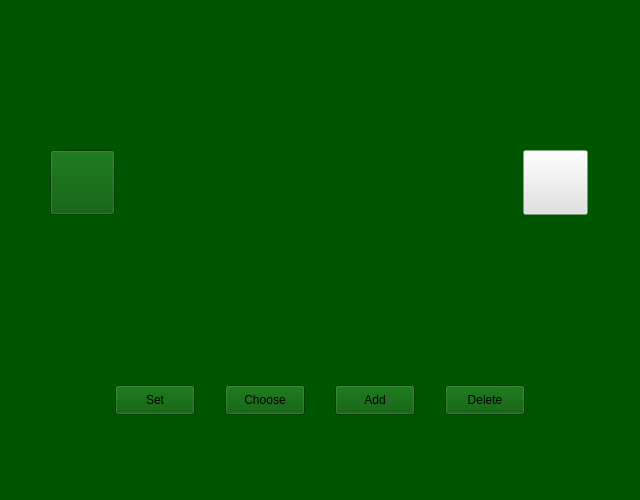
The window that standarttab.ui (YahodaVitalii/WallpaperSwapper) describes before a commit, drawn with Qt 5.
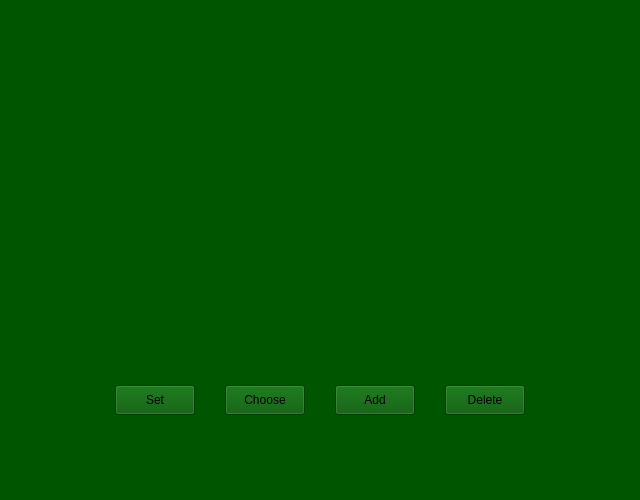
The same window after the commit.

Commit message: add Slider class and child class and set into view widgets

The edit to the form file:
```diff
--- a/standarttab.ui
+++ b/standarttab.ui
@@ -132,54 +132,6 @@
      <property name="styleSheet">
       <string notr="true"/>
      </property>
-     <widget class="QLabel" name="SliderImage">
-      <property name="geometry">
-       <rect>
-        <x>0</x>
-        <y>10</y>
-        <width>500</width>
-        <height>280</height>
-       </rect>
-      </property>
-      <property name="text">
-       <string/>
-      </property>
-     </widget>
-    </widget>
-    <widget class="QPushButton" name="SliderLeftArrow">
-     <property name="geometry">
-      <rect>
-       <x>0</x>
-       <y>120</y>
-       <width>65</width>
-       <height>65</height>
-      </rect>
-     </property>
-     <property name="text">
-      <string/>
-     </property>
-    </widget>
-    <widget class="QPushButton" name="SliderRightArrow">
-     <property name="geometry">
-      <rect>
-       <x>473</x>
-       <y>120</y>
-       <width>65</width>
-       <height>65</height>
-      </rect>
-     </property>
-     <property name="styleSheet">
-      <string notr="true">QPushButton#SliderRightArrow{
-          background-color: rgba(225, 225, 225,0);
-}
-QPushButton#SliderRightArrow::hover{
-          background-color: rgba(225, 225, 225,40);
-}
-</string>
-     </property>
-     <property name="text">
-      <string/>
-     </property>
     </widget>
    </widget>
   </widget>
```
The commit also changes 23 other files.
